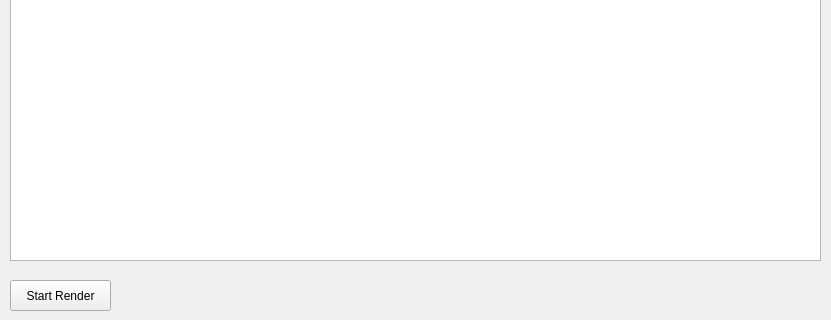
The window that mainwindow.ui (Theverat/SimpleTracer) describes before a commit, drawn with Qt 5; both pictures show x 0 to 831 and y 360 to 680 of the 831 by 680 pixel window.
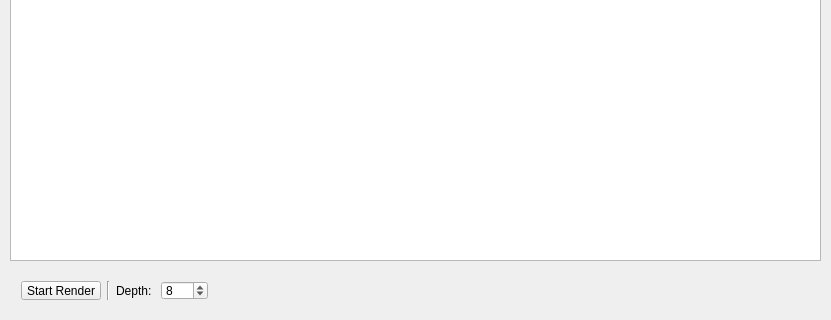
The same window after the commit. Icons and pictures are not drawn.

Diff of the .ui file:
```diff
--- a/mainwindow.ui
+++ b/mainwindow.ui
@@ -62,18 +62,61 @@
      <enum>QGraphicsView::MinimalViewportUpdate</enum>
     </property>
    </widget>
-   <widget class="QPushButton" name="pushButton">
+   <widget class="QWidget" name="horizontalLayoutWidget">
     <property name="geometry">
      <rect>
       <x>10</x>
-      <y>640</y>
-      <width>101</width>
-      <height>31</height>
+      <y>630</y>
+      <width>811</width>
+      <height>41</height>
      </rect>
     </property>
-    <property name="text">
-     <string>Start Render</string>
-    </property>
+    <layout class="QHBoxLayout" name="horizontalLayout">
+     <item>
+      <widget class="QPushButton" name="pushButton">
+       <property name="text">
+        <string>Start Render</string>
+       </property>
+      </widget>
+     </item>
+     <item>
+      <widget class="Line" name="line">
+       <property name="orientation">
+        <enum>Qt::Vertical</enum>
+       </property>
+      </widget>
+     </item>
+     <item>
+      <widget class="QLabel" name="label">
+       <property name="text">
+        <string>Depth: </string>
+       </property>
+      </widget>
+     </item>
+     <item>
+      <widget class="QSpinBox" name="DepthBox">
+       <property name="maximum">
+        <number>512</number>
+       </property>
+       <property name="value">
+        <number>8</number>
+       </property>
+      </widget>
+     </item>
+     <item>
+      <spacer name="horizontalSpacer">
+       <property name="orientation">
+        <enum>Qt::Horizontal</enum>
+       </property>
+       <property name="sizeHint" stdset="0">
+        <size>
+         <width>40</width>
+         <height>20</height>
+        </size>
+       </property>
+      </spacer>
+     </item>
+    </layout>
    </widget>
   </widget>
  </widget>
```
Left out of the diff: 4 changed lines with no effect on the pictures.
